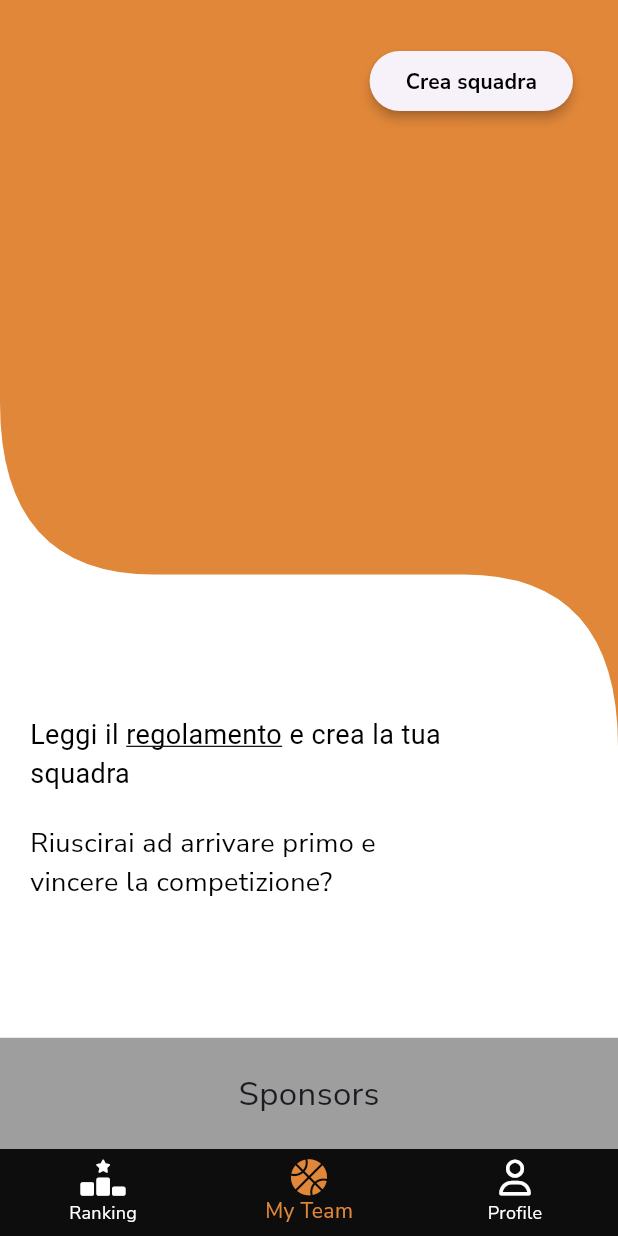
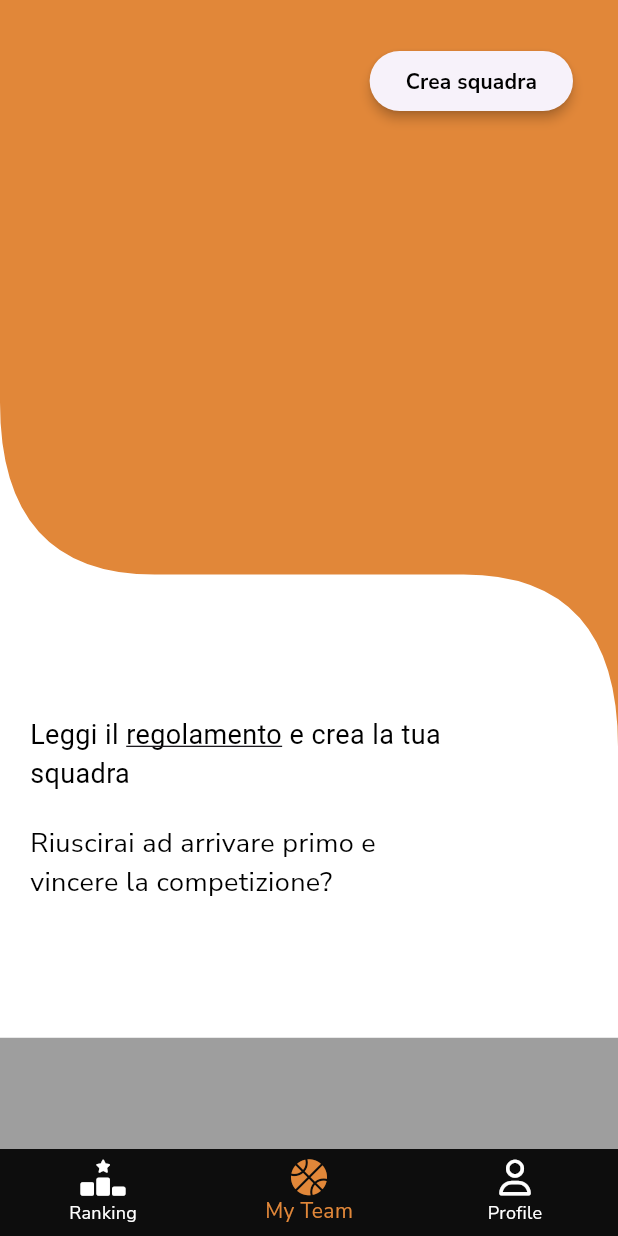
Before and after one commit to stebaia/fantabasket_app_flutter, a Flutter app: the CorePage screen opened by its route, item 2 of the bottom bar chosen, on a phone screen of 412 x 824 dp. Run offline on Flutter 3.47's test engine with Material 3 defaults, Android fonts, the phone set to English and light mode, and no system bars; our stand-ins replace auto_route, bloc, dio, equatable, flutter_bloc, flutter_secure_storage and 7 more; missing offline and left inert: osm_nominatim, pine; accounts and stored records are empty; generated files the repository leaves out were written again.

Commit message:
Removed text from sponsors banner

```diff
--- a/lib/ui/widgets/sponsors_banner.dart
+++ b/lib/ui/widgets/sponsors_banner.dart
@@ -10,10 +10,6 @@ class SponsorsBanner extends StatelessWidget {
       height: MediaQuery.of(context).size.height * 0.09,
       alignment: Alignment.center,
       width: MediaQuery.of(context).size.width,
-      child: const Text(
-        "Sponsors",
-        style: TextStyle(fontSize: 22),
-      ),
     );
   }
 }
```
